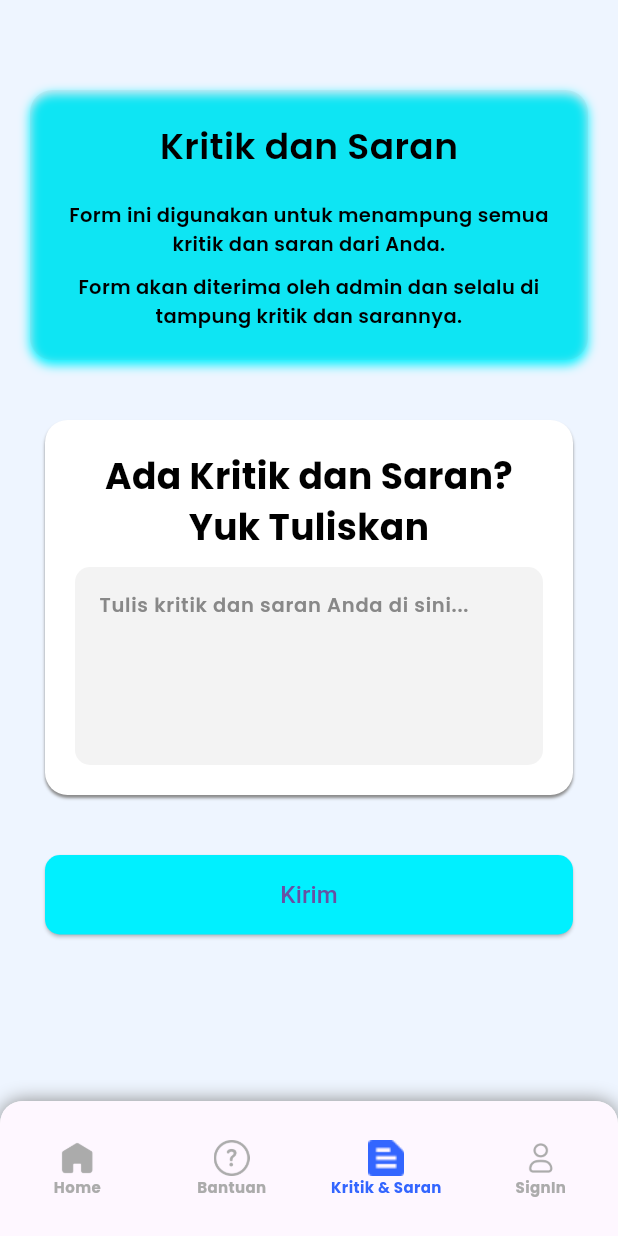
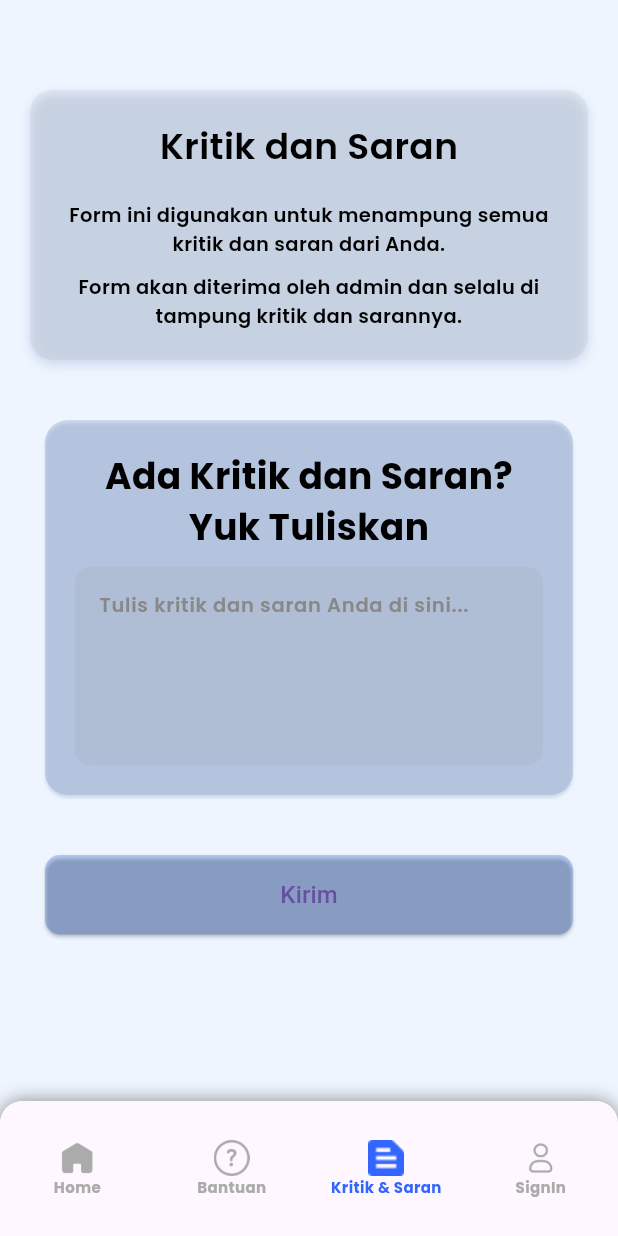
Before and after one commit to aldisakti2/Nusantara-News-App, a Flutter app: the screen it shows after launch, item 3 of the bottom bar chosen, on a phone screen of 412 x 824 dp. Run offline on Flutter 3.47's test engine with Material 3 defaults, Android fonts, the light colour scheme and no system bars; our stand-ins replace bloc, cloud_firestore, firebase_auth, firebase_core, flutter_bloc, google_fonts and 2 more; accounts and stored records are empty; network calls fail.

Commit message:
coment fix

```diff
--- a/lib/pages/profile_page.dart
+++ b/lib/pages/profile_page.dart
@@ -22,7 +22,7 @@
               borderRadius: BorderRadius.circular(15),
               boxShadow: [
                 BoxShadow(
-                  color: kAquaBlue,
+                  color: Color.fromRGBO(107, 134, 179, 0.25),
                   blurRadius: 5,
                   offset: Offset(0, 3),
                 ),
@@ -60,11 +60,11 @@
             margin: EdgeInsets.symmetric(horizontal: 30, vertical: 20),
             padding: EdgeInsets.all(20),
             decoration: BoxDecoration(
-              color: kWhite,
+              color: Color.fromRGBO(107, 134, 179, 0.25),
               borderRadius: BorderRadius.circular(15),
               boxShadow: [
                 BoxShadow(
-                  color: kGrey,
+                  color: Color.fromRGBO(107, 134, 179, 0.25),
                   blurRadius: 1,
                   offset: Offset(0, 2),
                 ),
@@ -107,7 +107,7 @@
                 _submitFeedback(context);
               },
               style: ElevatedButton.styleFrom(
-                backgroundColor: kAquaBlue,
+                backgroundColor: Color.fromRGBO(11, 85, 214, 0.235),
                 padding: EdgeInsets.symmetric(vertical: 15),
                 shape: RoundedRectangleBorder(
                   borderRadius: BorderRadius.circular(10),
@@ -116,7 +116,7 @@
               child: Text(
                 'Kirim',
                 style:
-                TextStyle(fontSize: 16), // Adjust the font size if needed
+                    TextStyle(fontSize: 16), // Adjust the font size if needed
               ),
             ),
           ),
```
Also changed, not shown: lib/pages/comment.dart (+36 -9 lines), pubspec.lock, 1 other file.
